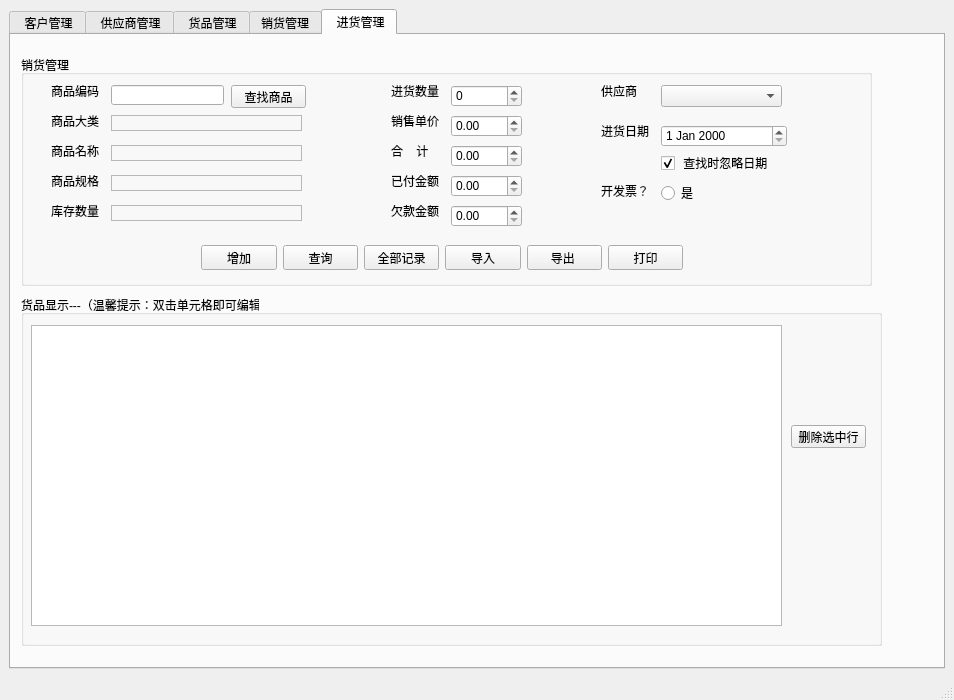
The window that mainwindow.ui (YanhuiLu89/customermgsys) describes before a commit, drawn with Qt 5.
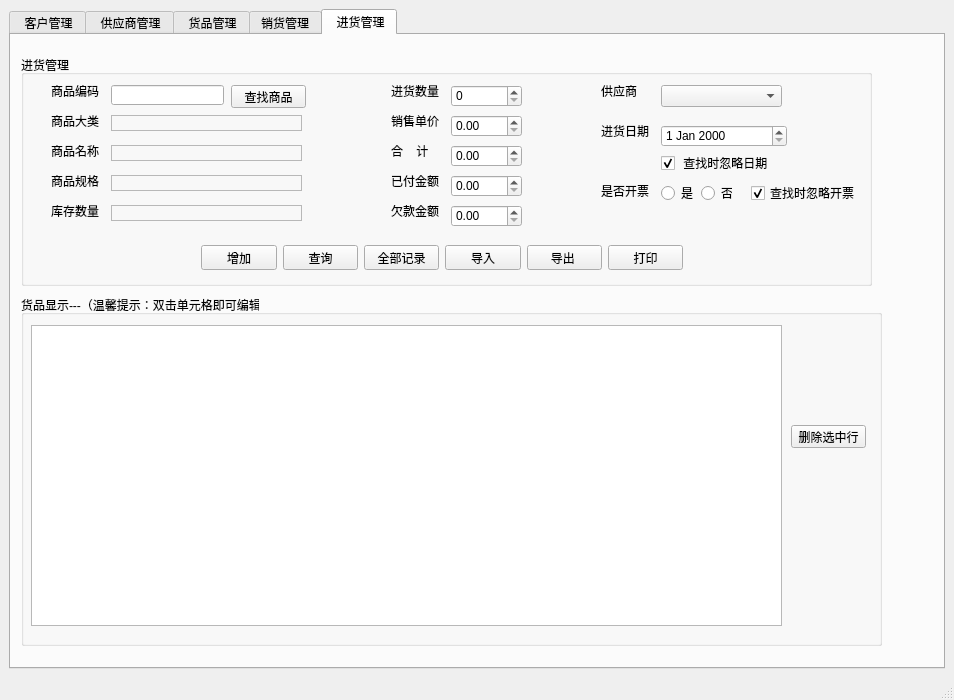
The same window after the commit. The open tabs and pages were chosen to show the change.

Commit message: 进货管理页面

What changed in the file:
```diff
--- a/mainwindow.ui
+++ b/mainwindow.ui
@@ -1556,7 +1556,7 @@
          </rect>
         </property>
         <property name="title">
-         <string>销货管理</string>
+         <string>进货管理</string>
         </property>
         <widget class="QDateEdit" name="sell_date_dateEdit_3">
          <property name="geometry">
@@ -1915,7 +1915,7 @@
           <rect>
            <x>640</x>
            <y>130</y>
-           <width>81</width>
+           <width>41</width>
            <height>16</height>
           </rect>
          </property>
@@ -1933,7 +1933,7 @@
           </rect>
          </property>
          <property name="text">
-          <string>开发票？</string>
+          <string>是否开票</string>
          </property>
         </widget>
         <widget class="QLabel" name="sell_prostock_label_2">
@@ -1988,6 +1988,35 @@
           <string>商品大类</string>
          </property>
         </widget>
+        <widget class="QRadioButton" name="radioButton_2">
+         <property name="geometry">
+          <rect>
+           <x>680</x>
+           <y>130</y>
+           <width>31</width>
+           <height>16</height>
+          </rect>
+         </property>
+         <property name="text">
+          <string>否</string>
+         </property>
+        </widget>
+        <widget class="QCheckBox" name="invoice_checkBox_2">
+         <property name="geometry">
+          <rect>
+           <x>730</x>
+           <y>130</y>
+           <width>111</width>
+           <height>16</height>
+          </rect>
+         </property>
+         <property name="text">
+          <string>查找时忽略开票</string>
+         </property>
+         <property name="checked">
+          <bool>true</bool>
+         </property>
+        </widget>
        </widget>
       </widget>
      </widget>
```
Left out of the diff: 28 changed lines with no effect on the pictures. The commit also changes 1 other file.
